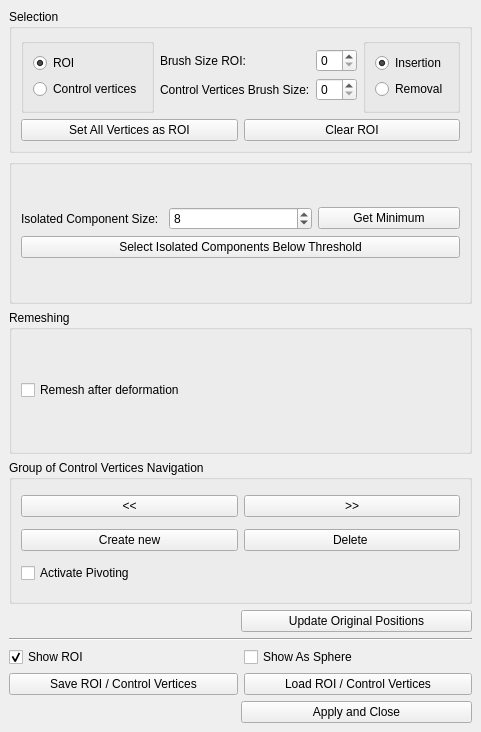
Qt form Polyhedron/demo/Polyhedron/Deform_mesh.ui (CGAL/cgal) before a commit.
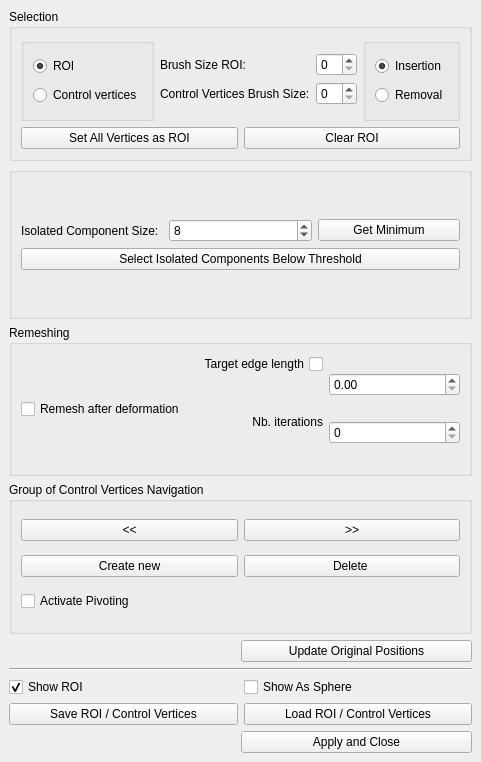
The same form after that commit.

Commit message: add options to set target edge length and nb iterations for remeshing

The edit to the form file:
```diff
--- a/Polyhedron/demo/Polyhedron/Deform_mesh.ui
+++ b/Polyhedron/demo/Polyhedron/Deform_mesh.ui
@@ -6,8 +6,8 @@
    <rect>
     <x>0</x>
     <y>0</y>
-    <width>438</width>
-    <height>732</height>
+    <width>442</width>
+    <height>762</height>
    </rect>
   </property>
   <property name="windowTitle">
@@ -191,7 +191,7 @@
       </property>
       <layout class="QHBoxLayout" name="horizontalLayout_10">
        <item>
-        <layout class="QHBoxLayout" name="horizontalLayout_9" stretch="0">
+        <layout class="QHBoxLayout" name="horizontalLayout_9" stretch="0,0,0">
          <item>
           <widget class="QCheckBox" name="RemeshingCheckBox">
            <property name="layoutDirection">
@@ -202,6 +202,46 @@
            </property>
           </widget>
          </item>
+         <item>
+          <layout class="QVBoxLayout" name="verticalLayout_6">
+           <item>
+            <widget class="QCheckBox" name="remeshingEdgeLengthInput_checkBox">
+             <property name="toolTip">
+              <string>If unchecked, automatic value is used (the average edge length at ROI boundary)</string>
+             </property>
+             <property name="layoutDirection">
+              <enum>Qt::RightToLeft</enum>
+             </property>
+             <property name="text">
+              <string>Target edge length</string>
+             </property>
+            </widget>
+           </item>
+           <item>
+            <widget class="QLabel" name="label_4">
+             <property name="layoutDirection">
+              <enum>Qt::RightToLeft</enum>
+             </property>
+             <property name="text">
+              <string>Nb. iterations</string>
+             </property>
+             <property name="alignment">
+              <set>Qt::AlignRight|Qt::AlignTrailing|Qt::AlignVCenter</set>
+             </property>
+            </widget>
+           </item>
+          </layout>
+         </item>
+         <item>
+          <layout class="QVBoxLayout" name="verticalLayout_7">
+           <item>
+            <widget class="QDoubleSpinBox" name="remeshing_edge_length_spinbox"/>
+           </item>
+           <item>
+            <widget class="QSpinBox" name="remeshing_iterations_spinbox"/>
+           </item>
+          </layout>
+         </item>
         </layout>
        </item>
       </layout>
```
The commit also changes 1 other file.
